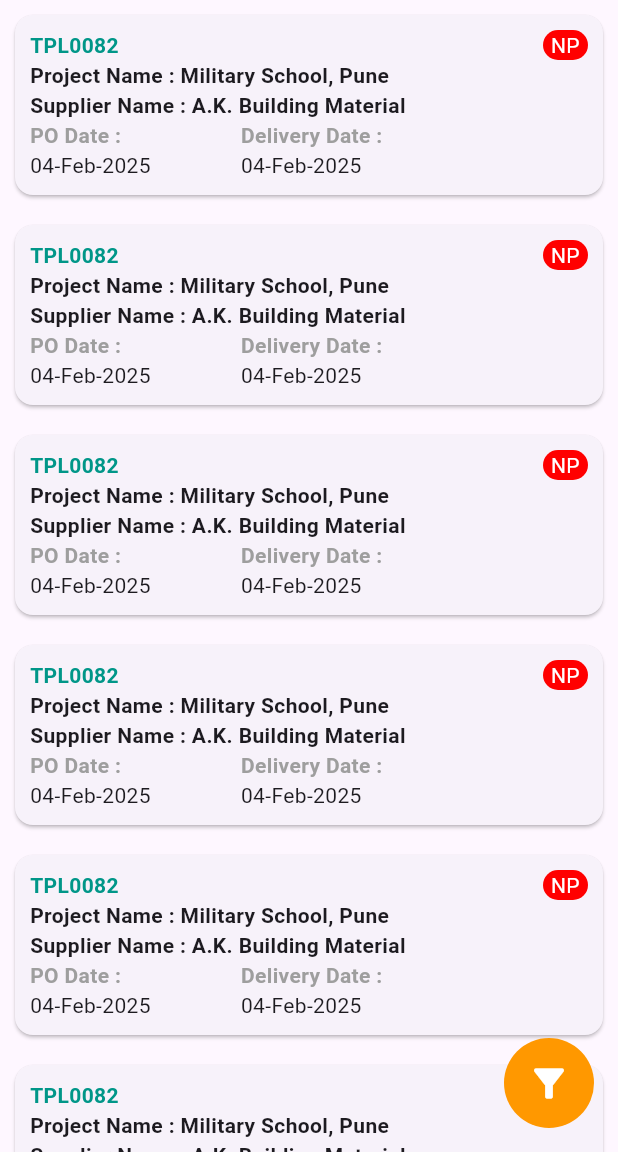
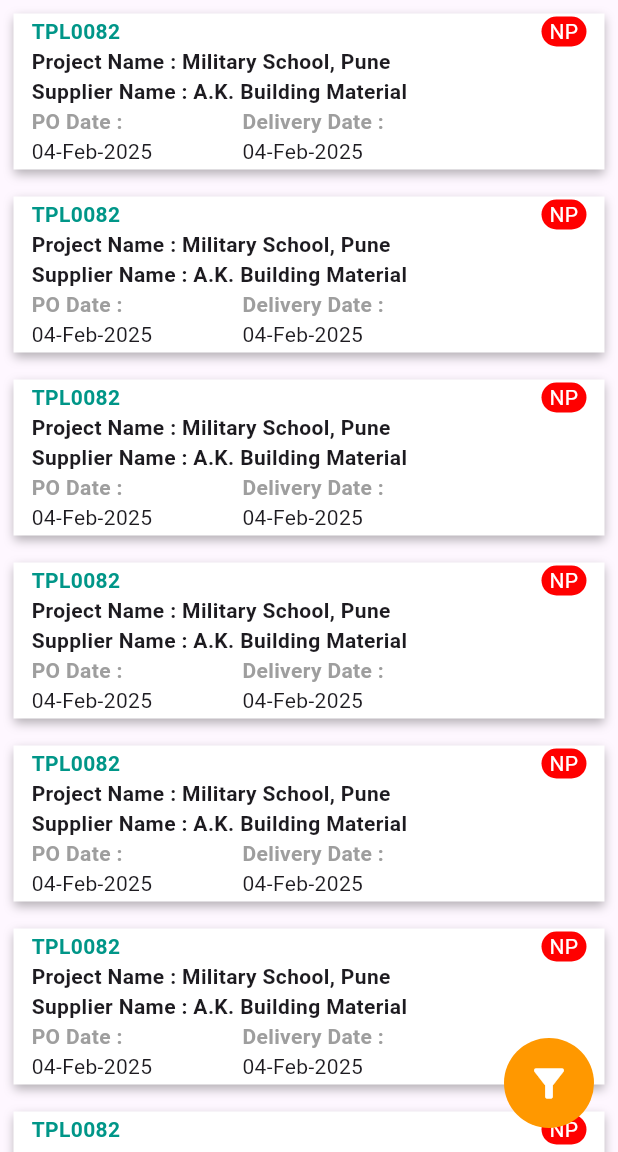
Before and after one commit to AtharvaParadkar/construction_list, a Flutter app: the screen it shows after launch, on a phone screen of 412 x 824 dp, the part 84-1236 px from its top. Run offline on Flutter 3.47's test engine with Material 3 defaults, Android fonts, the phone set to English and light mode, and no system bars; our stand-ins replace bloc, flutter_bloc.

Commit message:
Add Requisition List

```diff
--- a/lib/main.dart
+++ b/lib/main.dart
@@ -1,4 +1,4 @@
-import 'package:construction_application/pending_po/ui/pending_po.dart';
+import 'package:construction_application/routes/routes.dart';
 import 'package:flutter/material.dart';
 
 void main() {
@@ -13,7 +13,13 @@ class MyApp extends StatelessWidget {
     return MaterialApp(
       title: 'Pending PO',
       debugShowCheckedModeBanner: false,
-      home: PendingPoList(),
+      initialRoute: RouteConstants.pendingPoScreen,
+      onGenerateRoute: RouteGenerator.generateRoute,
+      onUnknownRoute: (settings) => MaterialPageRoute(
+        builder: (_) => Scaffold(
+          body: Center(child: Text('Routes not found: ${settings.name}')),
+        ),
+      ),
     );
   }
 }
--- a/lib/pending_po/bloc/pending_po_bloc.dart
+++ b/lib/pending_po/bloc/pending_po_bloc.dart
@@ -19,7 +19,7 @@ class PendingPoBloc extends Bloc<PendingPoEvent, PendingPoState> {
     try {
       emit(PendingPoLoadingState());
 
-      await Future.delayed(Duration(seconds: 2));
+      await Future.delayed(Duration(seconds: 1));
 
       final pendingPO = dummyProjectList;
       emit(PendingPoLoadedState(pendingPO));
--- a/lib/pending_po/ui/pending_po.dart
+++ b/lib/pending_po/ui/pending_po.dart
@@ -1,5 +1,6 @@
 import 'package:construction_application/pending_po/bloc/pending_po_bloc.dart';
 import 'package:construction_application/pending_po/ui/pending_po_list_card.dart';
+import 'package:construction_application/routes/routes.dart';
 import 'package:flutter_bloc/flutter_bloc.dart';
 import 'package:flutter/material.dart';
 
@@ -43,7 +44,14 @@ class _PendingPoListState extends State<PendingPoList> {
                 itemCount: state.pendingPoList.length,
                 itemBuilder: (context, index) {
                   final poList = state.pendingPoList[index];
-                  return PendingPoListCard(poList: poList);
+                  return InkWell(
+                    onTap: () => Navigator.pushNamed(
+                      context,
+                      RouteConstants.requisitionListScreen,
+                      arguments: poList,
+                    ),
+                    child: PendingPoListCard(poList: poList),
+                  );
                 },
               );
             case const (PendingPoFailureState):
--- a/lib/pending_po/ui/pending_po_list_card.dart
+++ b/lib/pending_po/ui/pending_po_list_card.dart
@@ -8,10 +8,21 @@ class PendingPoListCard extends StatelessWidget {
 
   @override
   Widget build(BuildContext context) {
-    return Card(
-      margin: EdgeInsets.all(10),
+    return Container(
+      margin: EdgeInsets.all(9),
+      padding: EdgeInsets.all(2),
+      decoration: BoxDecoration(
+        color: Colors.white,
+        boxShadow: [
+          BoxShadow(
+            color: Colors.black.withValues(alpha: 0.3),
+            blurRadius: 5,
+            offset: Offset(0, 3),
+          ),
+        ],
+      ),
       child: Padding(
-        padding: const EdgeInsets.all(10),
+        padding: const EdgeInsets.symmetric(horizontal: 10, vertical: 0),
         child: Column(
           crossAxisAlignment: CrossAxisAlignment.start,
           children: [
--- /dev/null
+++ b/lib/requisition_list/bloc/requisition_list_event.dart
@@ -0,0 +1,6 @@
+part of 'requisition_list_bloc.dart';
+
+@immutable
+sealed class RequisitionListEvent {}
+
+final class RequisitionListLoadEvent extends RequisitionListEvent {}
--- /dev/null
+++ b/lib/routes/routes.dart
@@ -0,0 +1,38 @@
+import 'package:construction_application/pending_po/ui/pending_po.dart';
+import 'package:construction_application/requisition_list/ui/requisition_list.dart';
+import 'package:flutter/material.dart';
+
+class RouteGenerator {
+  static Route<dynamic> generateRoute(RouteSettings settings) {
+    switch (settings.name) {
+      case RouteConstants.pendingPoScreen:
+        return MaterialPageRoute(
+          builder: (_) => const PendingPoList(),
+        );
+      case RouteConstants.requisitionListScreen:
+          return MaterialPageRoute(
+            builder: (_) => RequisitionList(),
+          );
+
+      default:
+        return _errorRoute();
+    }
+  }
+
+  static Route<dynamic> _errorRoute() {
+    return MaterialPageRoute(builder: (_) {
+      // const String routeName = '/ErrorRoute';
+      return const Scaffold(
+        body: Center(
+          child: Text('Error'),
+          // Text(StringConstants.errorOnNavigation),
+        ),
+      );
+    });
+  }
+}
+
+class RouteConstants {
+  static const String pendingPoScreen = '/';
+  static const String requisitionListScreen = '/RequisitionList';
+}
```
Also changed, not shown: lib/requisition_list/bloc/requisition_list_bloc.dart (added, +32 -0 lines), lib/requisition_list/bloc/requisition_list_state.dart (added, +20 -0 lines), lib/requisition_list/ui/requisition_list.dart (added, +93 -0 lines), lib/requisition_list/ui/requisition_list_card.dart (added, +87 -0 lines).
